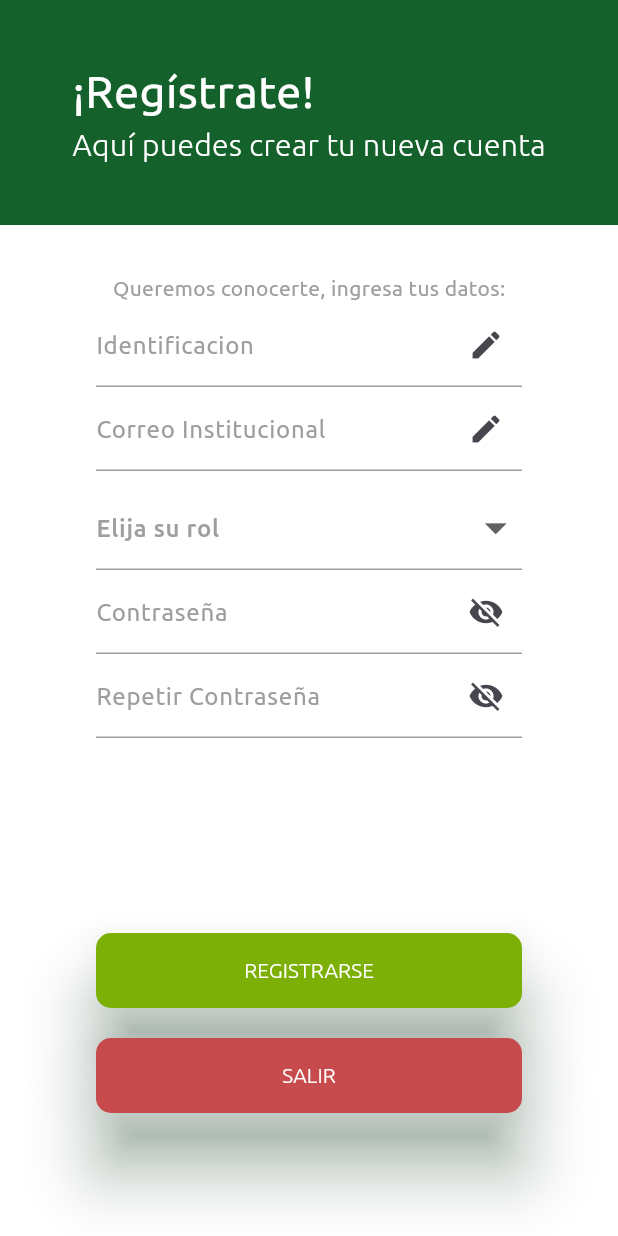
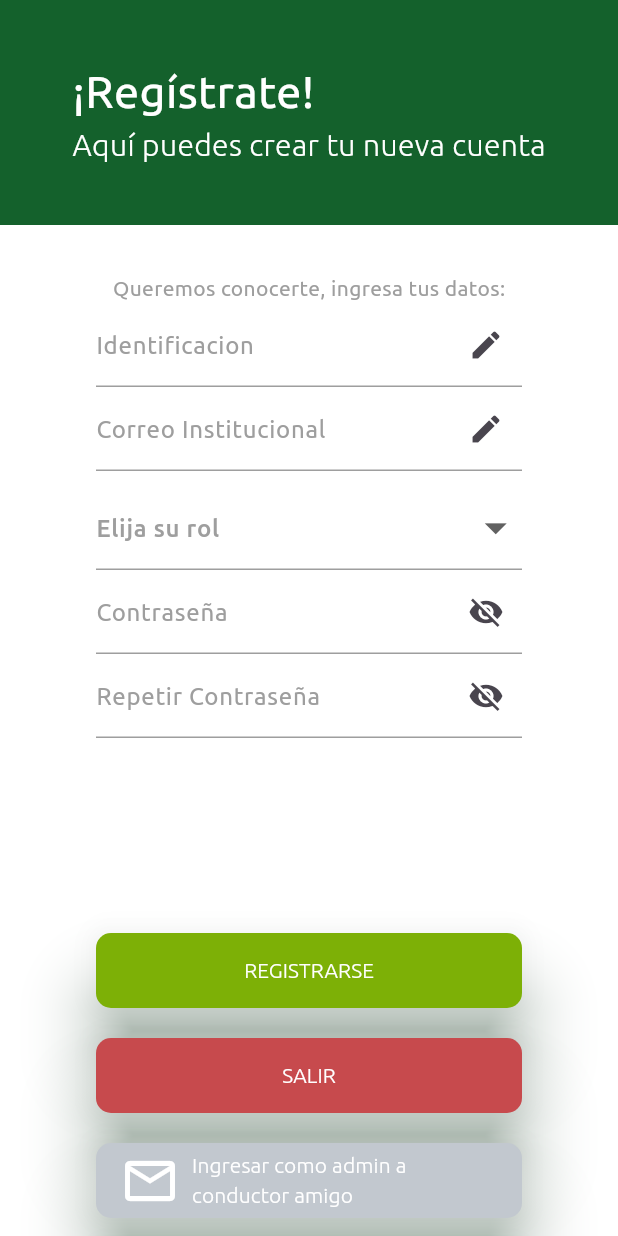
Before and after one commit to danielarcil4/ConductorAmigoApp, a Flutter app: the RegisterPage screen opened directly, on a phone screen of 412 x 824 dp. Run offline on Flutter 3.47's test engine with Material 3 defaults, Android fonts, the phone set to English and light mode, and no system bars; our stand-ins replace firebase_auth, firebase_core; accounts and stored records are empty; project files that could hold a hidden picture were left out.

Commit message:
Se cambio de lugar el boton de acceso admin, y se agrego uno de acceso admin para el usuario comun

```diff
--- a/lib/pages/register_page.dart
+++ b/lib/pages/register_page.dart
@@ -1,5 +1,7 @@
 import 'package:conductor_amigo/pages/conductor_amigo_page.dart';
 import 'package:conductor_amigo/pages/login_page.dart';
+import 'package:conductor_amigo/pages/perfil_usuario_page.dart';
+import 'package:conductor_amigo/pages/usuario_comun_page.dart';
 import 'package:firebase_auth/firebase_auth.dart';
 import 'package:flutter/material.dart';
 import 'package:flutter/services.dart';
@@ -375,6 +377,7 @@ class _RegisterPageState extends State<RegisterPage> {
                         if (showAdditionalOptions)
                           Column(
                             children: [
+                              const SizedBox(height: 20),
                               _buildInputField(
                                   _modeloController, "Ingrese el modelo de su vehículo", isModelo: true),
                               const SizedBox(height: 20),
@@ -383,6 +386,22 @@ class _RegisterPageState extends State<RegisterPage> {
                               const SizedBox(height: 20),
                               _buildInputField(
                                   _colorController, "Ingrese el color de su vehículo", isColor: true),
+                              const SizedBox(height: 20),
+                            ],
+                          ),
+
+                        _buildInputField(_passwordController, "Contraseña",
+                            isPassword: true),
+                        _buildInputField(
+                            _repeatpasswordController, "Repetir Contraseña",
+                            isPassword: true),
+                      ],
+                    ),
+                  ),
+                  const SizedBox(height: 130),
+                  _buildElevatedButton(0xFF7DB006, "REGISTRARSE", true, context),
+                  const SizedBox(height: 20),
+                  _buildElevatedButton(0xFFC74A4D, "SALIR", false, context),
                   const SizedBox(height: 20),
                   ElevatedButton.icon(
                     onPressed: () {
@@ -404,28 +423,41 @@ class _RegisterPageState extends State<RegisterPage> {
                         shadowColor: const Color(0xFF14612C),
                         minimumSize: const Size.fromHeight(50)),
                     label: const Text(
-                                  'INGRESAR ADMIN',
+                      'Ingresar como admin a conductor amigo',
                       style: TextStyle(
                           color: Colors.white,
                           fontFamily: 'Ubuntu',
                           fontWeight: FontWeight.w300),
                     ),
                   ),
-                            ],
+                  const SizedBox(height: 20),
+                  ElevatedButton.icon(
+                    onPressed: () {
+                      Navigator.push(
+                          context,
+                          MaterialPageRoute(
+                              builder: (context) => const UsuarioComunPage()));
+                    },
+                    icon: const Icon(
+                      Icons.mail_outlined,
+                      size: 40,
+                      color: Colors.white,
                     ),
-
-                        _buildInputField(_passwordController, "Contraseña",
-                            isPassword: true),
-                        _buildInputField(
-                            _repeatpasswordController, "Repetir Contraseña",
-                            isPassword: true),
-                      ],
+                    style: ElevatedButton.styleFrom(
+                        shape: RoundedRectangleBorder(
+                            borderRadius: BorderRadius.circular(10)),
+                        backgroundColor: const Color(0xFFC2C8CF),
+                        elevation: 20,
+                        shadowColor: const Color(0xFF14612C),
+                        minimumSize: const Size.fromHeight(50)),
+                    label: const Text(
+                      'Ingresar como admin a usuario',
+                      style: TextStyle(
+                          color: Colors.white,
+                          fontFamily: 'Ubuntu',
+                          fontWeight: FontWeight.w300),
                     ),
                   ),
-                  const SizedBox(height: 130),
-                  _buildElevatedButton(0xFF7DB006, "REGISTRARSE", true, context),
-                  const SizedBox(height: 20),
-                  _buildElevatedButton(0xFFC74A4D, "SALIR", false, context),
                 ],
               ),
             ),
```
Lines whose indentation alone changed are shown as unchanged.
